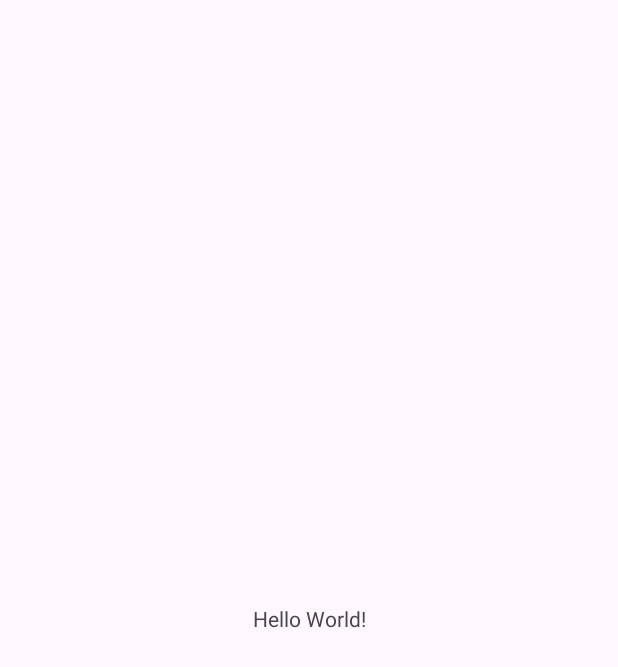
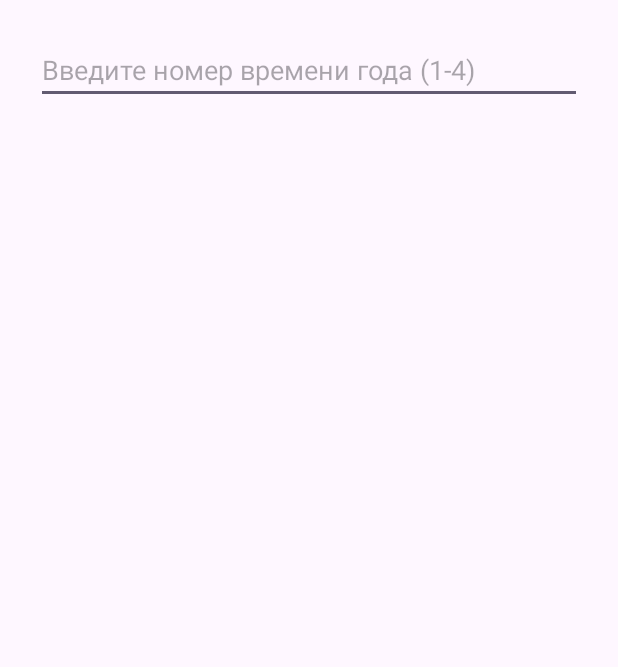
Before and after one commit to Sashaklim/StartProject, an Android app: the screen it shows after launch (MainActivity), on a phone screen of 412 x 824 dp. Before the commit the part shown is almost empty. Shown: the top 667 px of the screen. Run offline under Robolectric (Android 15) with nearby library versions, the phone set to English and light mode, and no system bars.

Commit message:
2. Добавление текстового поля

```diff
--- a/app/src/main/java/com/example/startproject/MainActivity.kt
+++ b/app/src/main/java/com/example/startproject/MainActivity.kt
@@ -1,20 +1,19 @@
 package com.example.startproject
 
 import android.os.Bundle
-import androidx.activity.enableEdgeToEdge
+import android.widget.Button
+import android.widget.EditText
+import android.widget.TextView
 import androidx.appcompat.app.AppCompatActivity
-import androidx.core.view.ViewCompat
-import androidx.core.view.WindowInsetsCompat
 
 class MainActivity : AppCompatActivity() {
+    private lateinit var seasonInput: EditText
+    private lateinit var showSeasonButton: Button
+    private lateinit var seasonResult: TextView
+
     override fun onCreate(savedInstanceState: Bundle?) {
         super.onCreate(savedInstanceState)
-        enableEdgeToEdge()
         setContentView(R.layout.activity_main)
-        ViewCompat.setOnApplyWindowInsetsListener(findViewById(R.id.main)) { v, insets ->
-            val systemBars = insets.getInsets(WindowInsetsCompat.Type.systemBars())
-            v.setPadding(systemBars.left, systemBars.top, systemBars.right, systemBars.bottom)
-            insets
-        }
+
     }
 }
--- a/app/src/main/res/layout/activity_main.xml
+++ b/app/src/main/res/layout/activity_main.xml
@@ -1,19 +1,15 @@
 <?xml version="1.0" encoding="utf-8"?>
-<androidx.constraintlayout.widget.ConstraintLayout xmlns:android="http://schemas.android.com/apk/res/android"
-    xmlns:app="http://schemas.android.com/apk/res-auto"
-    xmlns:tools="http://schemas.android.com/tools"
-    android:id="@+id/main"
+<LinearLayout xmlns:android="http://schemas.android.com/apk/res/android"
+    android:orientation="vertical"
+    android:padding="24dp"
     android:layout_width="match_parent"
-    android:layout_height="match_parent"
-    tools:context=".MainActivity">
+    android:layout_height="match_parent">
 
-    <TextView
-        android:layout_width="wrap_content"
-        android:layout_height="wrap_content"
-        android:text="Hello World!"
-        app:layout_constraintBottom_toBottomOf="parent"
-        app:layout_constraintEnd_toEndOf="parent"
-        app:layout_constraintStart_toStartOf="parent"
-        app:layout_constraintTop_toTopOf="parent" />
+    <EditText
+        android:id="@+id/seasonInput"
+        android:hint="Введите номер времени года (1-4)"
+        android:inputType="number"
+        android:layout_width="match_parent"
+        android:layout_height="wrap_content" />
 
-</androidx.constraintlayout.widget.ConstraintLayout>
+</LinearLayout>
```
